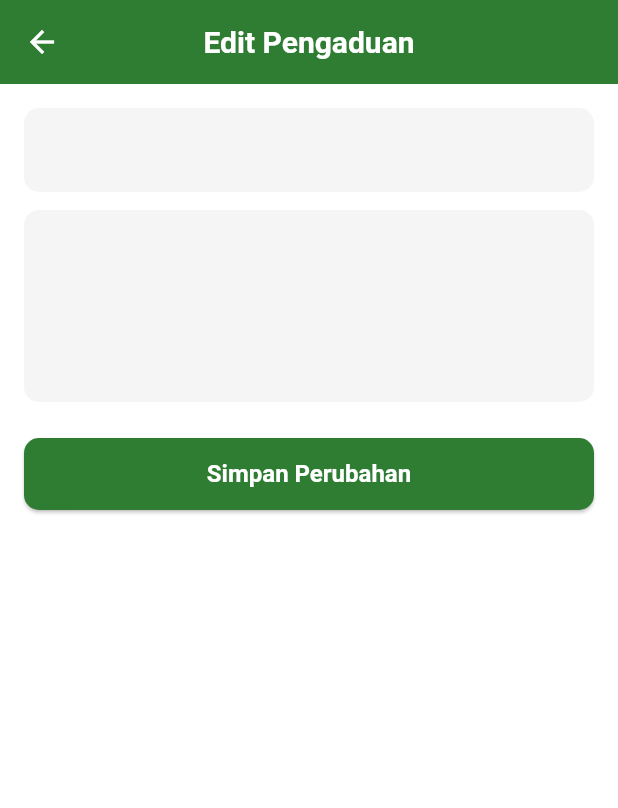
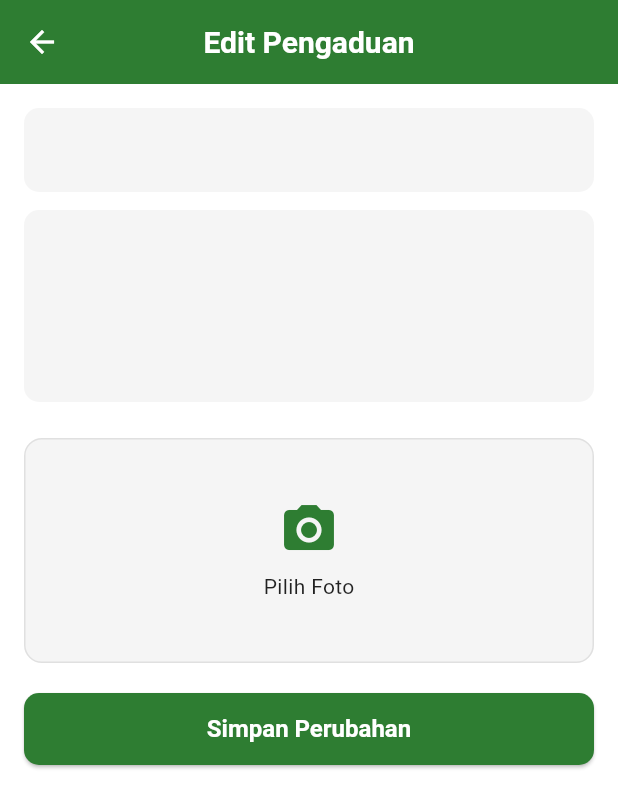
Before and after one commit to pangestu1/pengaduan_app, a Flutter app: the EditPengaduanPage screen opened directly with empty values, on a phone screen of 412 x 824 dp. Shown: the top 808 px of the screen. Run offline on Flutter 3.47's test engine with Material 3 defaults, Android fonts, the phone set to English and light mode, and no system bars; our stand-ins replace dio, image_picker, shared_preferences; accounts and stored records are empty.

Commit message:
second commit

```diff
--- a/pengaduan_desa/lib/core/config/app_constants.dart
+++ b/pengaduan_desa/lib/core/config/app_constants.dart
@@ -1,4 +1,4 @@
 class AppConstants {
-  static const String baseUrl = 'http://localhost:5000/api';
-  static const String imageBaseUrl = 'http://localhost:5000/uploads';
+  static const String baseUrl = 'http://192.168.1.100:5000/api';
+  static const String imageBaseUrl = 'http://192.168.1.100:5000/uploads';
 }
--- a/pengaduan_desa/lib/ui/auth/login_page.dart
+++ b/pengaduan_desa/lib/ui/auth/login_page.dart
@@ -45,6 +45,7 @@ class _LoginPageState extends State<LoginPage> {
                   const SizedBox(height: 32),
 
                   TextField(
+                    key: const Key('email'),
                     controller: _email,
                     decoration: const InputDecoration(
                       hintText: 'Email',
@@ -54,6 +55,7 @@ class _LoginPageState extends State<LoginPage> {
                   const SizedBox(height: 16),
 
                   TextField(
+                    key: const Key('password'),
                     controller: _password,
                     obscureText: _obscure,
                     decoration: InputDecoration(
@@ -74,6 +76,7 @@ class _LoginPageState extends State<LoginPage> {
                   const SizedBox(height: 24),
 
                   ElevatedButton(
+                    key: const Key('login_btn'),
                     onPressed: auth.isLoading
                         ? null
                         : () async {
--- a/pengaduan_desa/lib/ui/auth/register_page.dart
+++ b/pengaduan_desa/lib/ui/auth/register_page.dart
@@ -51,6 +51,7 @@ class _RegisterPageState extends State<RegisterPage> {
                 const SizedBox(height: 32),
 
                 TextField(
+                  key: const Key('name'),
                   controller: _nama,
                   decoration: const InputDecoration(
                     hintText: 'Nama Lengkap',
@@ -60,6 +61,7 @@ class _RegisterPageState extends State<RegisterPage> {
                 const SizedBox(height: 16),
 
                 TextField(
+                  key: const Key('email'),
                   controller: _email,
                   decoration: const InputDecoration(
                     hintText: 'Email',
@@ -69,6 +71,7 @@ class _RegisterPageState extends State<RegisterPage> {
                 const SizedBox(height: 16),
 
                 TextField(
+                  key: const Key('password'),
                   controller: _password,
                   obscureText: _obscure,
                   decoration: InputDecoration(
@@ -89,6 +92,7 @@ class _RegisterPageState extends State<RegisterPage> {
                 const SizedBox(height: 24),
 
                 ElevatedButton(
+                  key: const Key('register_btn'),
                   onPressed: auth.isLoading
                       ? null
                       : () async {
--- a/pengaduan_desa/lib/ui/edit_pengaduan_page.dart
+++ b/pengaduan_desa/lib/ui/edit_pengaduan_page.dart
@@ -1,4 +1,8 @@
+import 'dart:io';
+
+import 'package:flutter/foundation.dart';
 import 'package:flutter/material.dart';
+import 'package:image_picker/image_picker.dart';
 import 'package:pengaduan_desa/data/models/pengaduan_model.dart';
 import 'package:pengaduan_desa/provider/pengaduan_provider.dart';
 import 'package:provider/provider.dart';
@@ -15,6 +19,16 @@ class EditPengaduanPage extends StatefulWidget {
 class _EditPengaduanPageState extends State<EditPengaduanPage> {
   late TextEditingController judul;
   late TextEditingController deskripsi;
+  XFile? _image;
+
+  Future<void> _pickImage() async {
+    final picker = ImagePicker();
+    final picked = await picker.pickImage(source: ImageSource.gallery);
+
+    if (picked != null) {
+      setState(() => _image = picked);
+    }
+  }
 
   @override
   void initState() {
@@ -35,6 +49,45 @@ class _EditPengaduanPageState extends State<EditPengaduanPage> {
             const SizedBox(height: 12),
             TextField(controller: deskripsi, maxLines: 4),
             const SizedBox(height: 24),
+            GestureDetector(
+              onTap: _pickImage,
+              child: Padding(
+                padding: const EdgeInsets.only(bottom: 20.0),
+                child: Container(
+                  height: 150,
+                  width: double.infinity,
+                  decoration: BoxDecoration(
+                    color: Colors.grey.shade100,
+                    borderRadius: BorderRadius.circular(12),
+                    border: Border.all(color: Colors.grey.shade300),
+                  ),
+                  child: _image == null
+                      ? const Column(
+                          mainAxisAlignment: MainAxisAlignment.center,
+                          children: [
+                            Icon(Icons.camera_alt, size: 40),
+                            SizedBox(height: 8),
+                            Text('Pilih Foto'),
+                          ],
+                        )
+                      : ClipRRect(
+                          borderRadius: BorderRadius.circular(12),
+                          child: kIsWeb
+                              ? Image.network(
+                                  _image!.path,
+                                  fit: BoxFit.cover,
+                                  width: double.infinity,
+                                )
+                              : Image.file(
+                                  File(_image!.path),
+                                  fit: BoxFit.cover,
+                                  width: double.infinity,
+                                ),
+                        ),
+                ),
+              ),
+            ),
+
             ElevatedButton(
               onPressed: () async {
                 await context.read<PengaduanProvider>().updatePengaduan(
--- a/pengaduan_desa/pubspec.yaml
+++ b/pengaduan_desa/pubspec.yaml
@@ -35,12 +35,16 @@ dependencies:
   shared_preferences: ^2.2.2
   image_picker: ^1.0.4
 
+
   # The following adds the Cupertino Icons font to your application.
   # Use with the CupertinoIcons class for iOS style icons.
   cupertino_icons: ^1.0.8
 
 dev_dependencies:
   flutter_test:
+    sdk: flutter
+
+  integration_test:
     sdk: flutter
 
   # The "flutter_lints" package below contains a set of recommended lints to
```
Also changed, not shown: pengaduan_desa/pubspec.lock, 1 other file.
